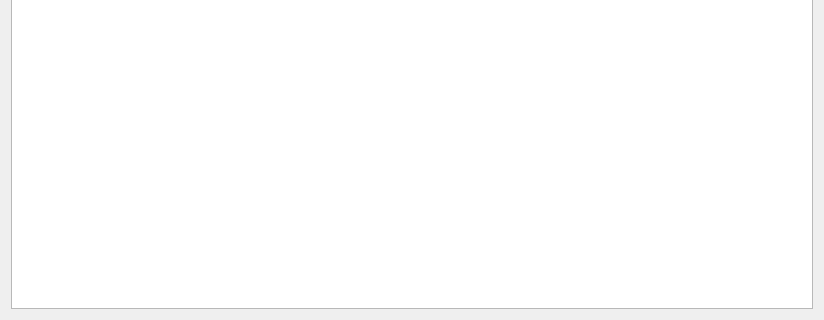
Before: the Qt Designer form DescriptorsWidget/descriptorswidget.ui in gurmaaan/DescriptorsView, drawn with Qt 5; both pictures show x 0 to 824 and y 183 to 503 of the 824 by 503 pixel window.
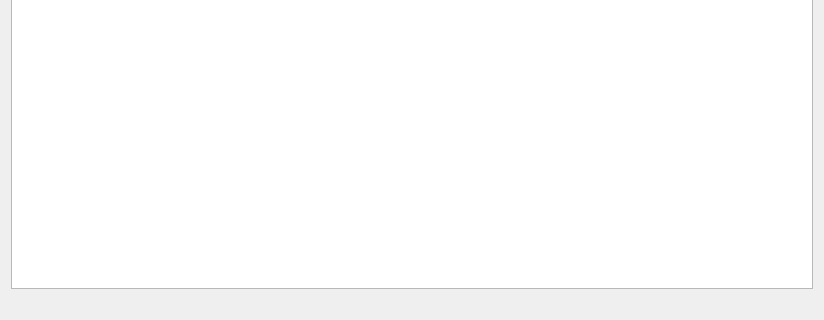
After: the same form once the commit is applied.

Patch:
```diff
--- a/DescriptorsWidget/descriptorswidget.ui
+++ b/DescriptorsWidget/descriptorswidget.ui
@@ -63,7 +63,24 @@
     </widget>
    </item>
    <item>
-    <layout class="QGridLayout" name="gridLayout"/>
+    <layout class="QHBoxLayout" name="horizontalLayout">
+     <item>
+      <layout class="QGridLayout" name="gridLayout"/>
+     </item>
+     <item>
+      <spacer name="horizontalSpacer">
+       <property name="orientation">
+        <enum>Qt::Horizontal</enum>
+       </property>
+       <property name="sizeHint" stdset="0">
+        <size>
+         <width>40</width>
+         <height>20</height>
+        </size>
+       </property>
+      </spacer>
+     </item>
+    </layout>
    </item>
   </layout>
  </widget>
```
